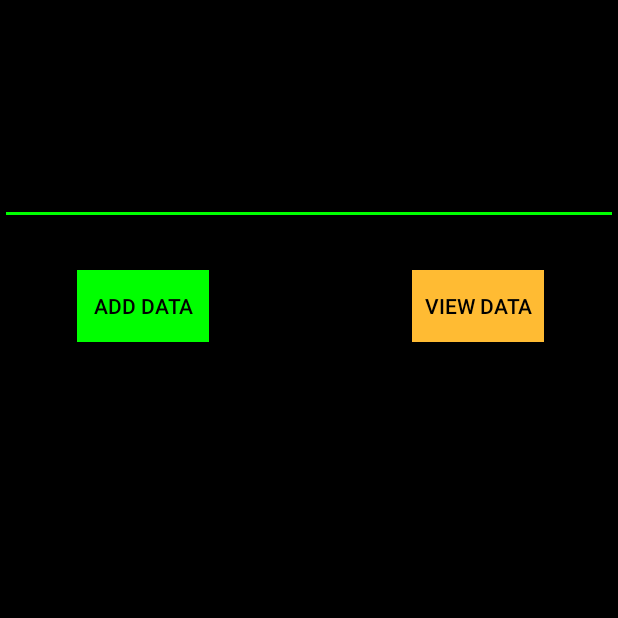
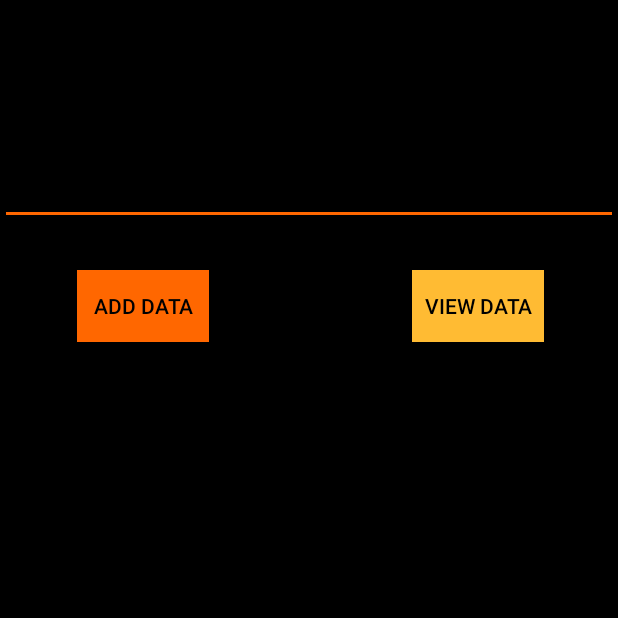
Before and after one commit to logicalpermission7/Jarvis, an Android app: the DatabaseMain screen opened directly, with no data from a screen before it, on a phone screen of 412 x 824 dp, the top half of it. Run offline under Robolectric (Android 15) with nearby library versions, the phone set to English and light mode, and no system bars.

Commit message:
color accent change to primary color being orange.

```diff
--- a/app/src/main/res/values/colors.xml
+++ b/app/src/main/res/values/colors.xml
@@ -2,5 +2,5 @@
 <resources>
     <color name="colorPrimary">#000000</color>
     <color name="colorPrimaryDark">#000000</color>
-    <color name="colorAccent">#00FF00</color>
+    <color name="colorAccent">#FF6700</color>
 </resources>
```
